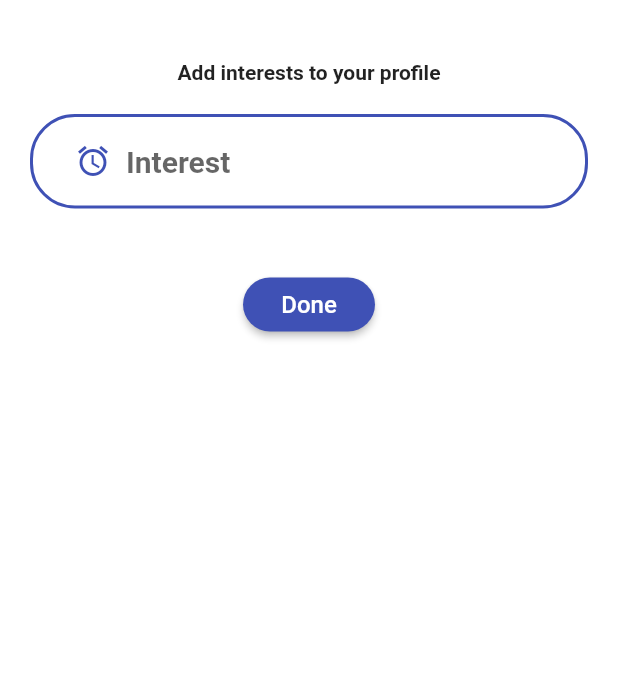
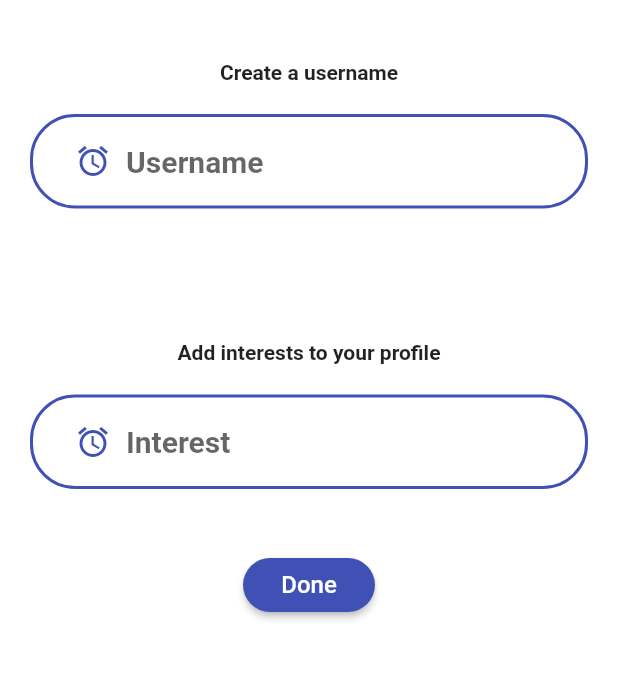
Before and after one commit to philalem/tutorial_app, a Flutter app: the InterestsSignUp screen opened directly, on a phone screen of 412 x 824 dp, the part 84-764 px from its top. Run offline on Flutter 3.47's test engine with Material 2 defaults, Android fonts, the phone set to English and light mode, and no system bars; our stand-ins replace camera, cloud_firestore, firebase_auth, firebase_storage, google_fonts, image_picker and 1 more; missing offline and left inert: algolia; accounts and stored records are empty; statements that could not run were skipped.

Commit message:
added username to login flow and updated cloud functions

```diff
--- a/lib/profile/dynamicProfile.dart
+++ b/lib/profile/dynamicProfile.dart
@@ -127,7 +127,7 @@ class _DynamicProfileState extends State<DynamicProfile> {
                             children: <Widget>[
                               Text(
                                 'Follow',
-                                style: TextStyle(fontSize: 16),
+                                style: TextStyle(fontSize: 12),
                               ),
                               Icon(Icons.add)
                             ],
--- /dev/null
+++ b/lib/register/createUsername.dart
@@ -0,0 +1,92 @@
+import 'package:creaid/utility/algoliaService.dart';
+import 'package:creaid/utility/firebaseAuth.dart';
+import 'package:flutter/material.dart';
+
+class CreateUsername extends StatefulWidget {
+  @required
+  final TextEditingController controller;
+  final String username;
+  final Function enableForm;
+  final Function disableForm;
+
+  CreateUsername(
+      {this.username, this.enableForm, this.disableForm, this.controller});
+
+  @override
+  _CreateUsername createState() => _CreateUsername();
+}
+
+class _CreateUsername extends State<CreateUsername> {
+  final AlgoliaService algoliaService = AlgoliaService();
+  final FireBaseAuthorization _auth = FireBaseAuthorization();
+
+  String error = '';
+  var interests = new List<String>();
+
+  @override
+  Widget build(BuildContext context) {
+    return Container(
+      padding: EdgeInsets.symmetric(vertical: 20.0, horizontal: 20.0),
+      child: Column(
+        children: <Widget>[
+          SizedBox(height: 20.0),
+          Text(
+            'Create a username',
+            textAlign: TextAlign.center,
+            overflow: TextOverflow.ellipsis,
+            style: TextStyle(fontWeight: FontWeight.bold),
+          ),
+          SizedBox(height: 20.0),
+          TextFormField(
+              validator: (val) => val.isEmpty ? 'Enter a valid interest' : null,
+              controller: widget.controller,
+              onChanged: (value) async {
+                bool isMatch =
+                    await algoliaService.isThereAnExactUsernameMatch(value);
+                if (isMatch) {
+                  setState(() {
+                    widget.disableForm();
+                    error = 'Can not register this username. Try another.';
+                  });
+                } else {
+                  setState(() {
+                    widget.enableForm();
+                    error = '';
+                  });
+                }
+              },
+              decoration: InputDecoration(
+                hintStyle: TextStyle(fontWeight: FontWeight.bold, fontSize: 20),
+                hintText: 'Username',
+                enabledBorder: OutlineInputBorder(
+                  borderRadius: BorderRadius.circular(30),
+                  borderSide: BorderSide(
+                    color: Theme.of(context).primaryColor,
+                    width: 2,
+                  ),
+                ),
+                border: OutlineInputBorder(
+                  borderRadius: BorderRadius.circular(30),
+                  borderSide: BorderSide(
+                    color: Theme.of(context).primaryColor,
+                    width: 3,
+                  ),
+                ),
+                prefixIcon: Padding(
+                  child: IconTheme(
+                    data: IconThemeData(color: Theme.of(context).primaryColor),
+                    child: Icon(Icons.alarm),
+                  ),
+                  padding: EdgeInsets.only(left: 30, right: 10),
+                ),
+              )),
+          SizedBox(height: 12.0),
+          Text(
+            error,
+            style: TextStyle(color: Colors.red, fontSize: 14.0),
+          )
+        ],
+      ),
+    );
+  }
+}
--- a/lib/register/interestsSignUp.dart
+++ b/lib/register/interestsSignUp.dart
@@ -1,7 +1,7 @@
+import 'package:creaid/register/createUsername.dart';
 import 'package:creaid/utility/creaidButton.dart';
+import 'package:creaid/utility/firebaseAuth.dart';
 import 'package:flutter/material.dart';
-import 'package:creaid/home.dart';
-import 'package:creaid/utility/firebaseAuth.dart';
 
 class InterestsSignUp extends StatefulWidget {
   final String email, name, password;
@@ -15,6 +15,8 @@ class InterestsSignUp extends StatefulWidget {
 class _InterestsSignUpState extends State<InterestsSignUp> {
   final FireBaseAuthorization _auth = FireBaseAuthorization();
   final interestHolder = TextEditingController();
+  final usernameHolder = TextEditingController();
+  bool _isSubmitDisabled = false;
 
   clearTextInput() {
     interestHolder.clear();
@@ -22,6 +24,18 @@ class _InterestsSignUpState extends State<InterestsSignUp> {
 
   String error = '';
   var interests = new List<String>();
+
+  void enableSubmitButton() {
+    setState(() {
+      _isSubmitDisabled = false;
+    });
+  }
+
+  void disableSubmitButton() {
+    setState(() {
+      _isSubmitDisabled = true;
+    });
+  }
 
   @override
   Widget build(BuildContext context) {
@@ -31,7 +45,14 @@ class _InterestsSignUpState extends State<InterestsSignUp> {
         elevation: 0.0,
         title: Text('Creaid'),
       ),
-      body: Container(
+      body: Column(
+        children: <Widget>[
+          CreateUsername(
+            enableForm: enableSubmitButton,
+            disableForm: disableSubmitButton,
+            controller: usernameHolder,
+          ),
+          Container(
               padding: EdgeInsets.symmetric(vertical: 20.0, horizontal: 20.0),
               child: Column(children: <Widget>[
                 SizedBox(height: 20.0),
@@ -66,8 +87,8 @@ class _InterestsSignUpState extends State<InterestsSignUp> {
                       ),
                       prefixIcon: Padding(
                         child: IconTheme(
-                      data:
-                          IconThemeData(color: Theme.of(context).primaryColor),
+                          data: IconThemeData(
+                              color: Theme.of(context).primaryColor),
                           child: Icon(Icons.alarm),
                         ),
                         padding: EdgeInsets.only(left: 30, right: 10),
@@ -75,6 +96,7 @@ class _InterestsSignUpState extends State<InterestsSignUp> {
                     )),
                 SizedBox(height: 40.0),
                 CreaidButton(
+                    disabled: _isSubmitDisabled,
                     children: <Widget>[
                       Text(
                         'Done',
@@ -85,10 +107,13 @@ class _InterestsSignUpState extends State<InterestsSignUp> {
                       interests.add(interestHolder.text);
                       clearTextInput();
                       dynamic res = await _auth.registerWithEmailAndPassword(
-                      widget.email, widget.password, widget.name, interests);
+                          widget.email,
+                          usernameHolder.text,
+                          widget.password,
+                          widget.name,
+                          interests);
                       res = await _auth.signInWithEmailAndPassword(
                           widget.email, widget.password);
-                  Navigator.of(context).pop();
                       if (res == null) {
                         setState(() {
                           error = 'Can not register this user';
@@ -101,6 +126,8 @@ class _InterestsSignUpState extends State<InterestsSignUp> {
                   style: TextStyle(color: Colors.red, fontSize: 14.0),
                 )
               ])),
+        ],
+      ),
     );
   }
 }
--- a/lib/utility/creaidButton.dart
+++ b/lib/utility/creaidButton.dart
@@ -1,14 +1,15 @@
 import 'package:flutter/material.dart';
 
 class CreaidButton extends StatelessWidget {
-  CreaidButton({this.onPressed, this.children});
+  CreaidButton({this.onPressed, this.children, this.disabled: false});
   Function onPressed;
+  bool disabled;
   List<Widget> children;
 
   @override
   Widget build(BuildContext context) {
     return RaisedButton(
-      onPressed: onPressed,
+      onPressed: disabled ? null : onPressed,
       textColor: Colors.white,
       shape: RoundedRectangleBorder(
         borderRadius: BorderRadius.circular(18.0),
--- a/lib/utility/firebaseAuth.dart
+++ b/lib/utility/firebaseAuth.dart
@@ -36,15 +36,15 @@ class FireBaseAuthorization {
     await user.reload();
   }
 
-  Future registerWithEmailAndPassword(String email, String password,
-      String name, List<String> interests) async {
+  Future registerWithEmailAndPassword(String email, String username,
+      String password, String name, List<String> interests) async {
     try {
       AuthResult result = await _auth.createUserWithEmailAndPassword(
           email: email, password: password);
       FirebaseUser user = result.user;
       updateUserName(name, user);
       UserDbService(uid: user.uid)
-          .updateUserInfo(name, email, password, interests);
+          .updateUserInfo(name, username, email, password, interests);
       return _userFromFireBaseUser(user);
     } catch (error) {
       print(error.toString());
--- a/lib/utility/userDBService.dart
+++ b/lib/utility/userDBService.dart
@@ -10,10 +10,11 @@ class UserDbService {
 
   UserDbService({this.uid});
 
-  Future<void> updateUserInfo(String name, String email, String password,
-      List<String> interests) async {
+  Future<void> updateUserInfo(String name, String username, String email,
+      String password, List<String> interests) async {
     return await creaidCollection.document(uid).setData({
       'name': name,
+      'username': username,
       'email': email,
       'interests': interests,
       'photo-url': '',
```
Also changed, not shown: lib/explore.dart (+4 -8 lines), lib/utility/algoliaService.dart (added, +25 -0 lines), 2 other files. Lines whose indentation alone changed are shown as unchanged.
